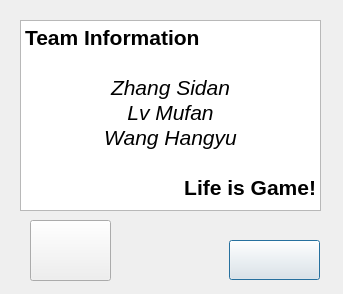
2018YX-game/repo, file game/WINDOW/teamview.ui: the form before one commit.
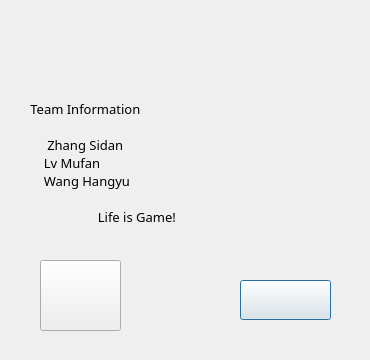
The form after the commit. Icons and pictures are not drawn.

The edit to the form file:
```diff
--- a/game/WINDOW/teamview.ui
+++ b/game/WINDOW/teamview.ui
@@ -6,8 +6,8 @@
    <rect>
     <x>0</x>
     <y>0</y>
-    <width>343</width>
-    <height>294</height>
+    <width>370</width>
+    <height>360</height>
    </rect>
   </property>
   <property name="windowTitle">
@@ -19,8 +19,8 @@
   <widget class="QPushButton" name="backButton">
    <property name="geometry">
     <rect>
-     <x>229</x>
-     <y>240</y>
+     <x>240</x>
+     <y>280</y>
      <width>91</width>
      <height>40</height>
     </rect>
@@ -41,42 +41,13 @@
     <string/>
    </property>
   </widget>
-  <widget class="QTextBrowser" name="textBrowser">
-   <property name="geometry">
-    <rect>
-     <x>20</x>
-     <y>20</y>
-     <width>301</width>
-     <height>191</height>
-    </rect>
-   </property>
-   <property name="styleSheet">
-    <string notr="true"/>
-   </property>
-   <property name="html">
-    <string>&lt;!DOCTYPE HTML PUBLIC &quot;-//W3C//DTD HTML 4.0//EN&quot; &quot;http://www.w3.org/TR/REC-html40/strict.dtd&quot;&gt;
-&lt;html&gt;&lt;head&gt;&lt;meta name=&quot;qrichtext&quot; content=&quot;1&quot; /&gt;&lt;style type=&quot;text/css&quot;&gt;
-p, li { white-space: pre-wrap; }
-&lt;/style&gt;&lt;/head&gt;&lt;body style=&quot; font-family:'SimSun'; font-size:9pt; font-weight:400; font-style:normal;&quot;&gt;
-&lt;p style=&quot; margin-top:0px; margin-bottom:0px; margin-left:0px; margin-right:0px; -qt-block-indent:0; text-indent:0px;&quot;&gt;&lt;span style=&quot; font-size:16pt; font-weight:600;&quot;&gt;Team Information&lt;/span&gt;&lt;/p&gt;
-&lt;p style=&quot;-qt-paragraph-type:empty; margin-top:0px; margin-bottom:0px; margin-left:0px; margin-right:0px; -qt-block-indent:0; text-indent:0px; font-size:16pt; font-weight:600;&quot;&gt;&lt;br /&gt;&lt;/p&gt;
-&lt;p align=&quot;center&quot; style=&quot; margin-top:0px; margin-bottom:0px; margin-left:0px; margin-right:0px; -qt-block-indent:0; text-indent:0px;&quot;&gt;&lt;span style=&quot; font-size:16pt; font-style:italic;&quot;&gt;Zhang Sidan&lt;/span&gt;&lt;/p&gt;
-&lt;p align=&quot;center&quot; style=&quot; margin-top:0px; margin-bottom:0px; margin-left:0px; margin-right:0px; -qt-block-indent:0; text-indent:0px;&quot;&gt;&lt;span style=&quot; font-size:16pt; font-style:italic;&quot;&gt;Lv Mufan&lt;/span&gt;&lt;/p&gt;
-&lt;p align=&quot;center&quot; style=&quot; margin-top:0px; margin-bottom:0px; margin-left:0px; margin-right:0px; -qt-block-indent:0; text-indent:0px;&quot;&gt;&lt;span style=&quot; font-size:16pt; font-style:italic;&quot;&gt;Wang Hangyu&lt;/span&gt;&lt;/p&gt;
-&lt;p align=&quot;right&quot; style=&quot;-qt-paragraph-type:empty; margin-top:0px; margin-bottom:0px; margin-left:0px; margin-right:0px; -qt-block-indent:0; text-indent:0px; font-size:16pt; font-style:italic;&quot;&gt;&lt;br /&gt;&lt;/p&gt;
-&lt;p align=&quot;right&quot; style=&quot; margin-top:0px; margin-bottom:0px; margin-left:0px; margin-right:0px; -qt-block-indent:0; text-indent:0px;&quot;&gt;&lt;span style=&quot; font-size:16pt; font-weight:600;&quot;&gt;Life is Game!&lt;/span&gt;&lt;/p&gt;&lt;/body&gt;&lt;/html&gt;</string>
-   </property>
-   <property name="openExternalLinks">
-    <bool>false</bool>
-   </property>
-  </widget>
   <widget class="QPushButton" name="contactButton">
    <property name="geometry">
     <rect>
-     <x>30</x>
-     <y>220</y>
+     <x>40</x>
+     <y>260</y>
      <width>81</width>
-     <height>61</height>
+     <height>71</height>
     </rect>
    </property>
    <property name="font">
@@ -95,6 +66,55 @@
     <string/>
    </property>
   </widget>
+  <widget class="QLabel" name="label">
+   <property name="geometry">
+    <rect>
+     <x>0</x>
+     <y>320</y>
+     <width>371</width>
+     <height>41</height>
+    </rect>
+   </property>
+   <property name="styleSheet">
+    <string notr="true">border-image: url(:/button/images/button/groundGrass.png);</string>
+   </property>
+   <property name="text">
+    <string/>
+   </property>
+  </widget>
+  <widget class="QLabel" name="label_2">
+   <property name="geometry">
+    <rect>
+     <x>0</x>
+     <y>0</y>
+     <width>371</width>
+     <height>361</height>
+    </rect>
+   </property>
+   <property name="font">
+    <font>
+     <family>Segoe Print</family>
+     <pointsize>10</pointsize>
+     <weight>50</weight>
+     <bold>false</bold>
+    </font>
+   </property>
+   <property name="text">
+    <string>         Team Information
+
+              Zhang Sidan
+             Lv Mufan
+             Wang Hangyu
+
+                             Life is Game!
+
+</string>
+   </property>
+  </widget>
+  <zorder>label_2</zorder>
+  <zorder>backButton</zorder>
+  <zorder>label</zorder>
+  <zorder>contactButton</zorder>
  </widget>
  <resources/>
  <connections/>
```
Left out of the diff: 4 changed lines with no effect on the pictures.
